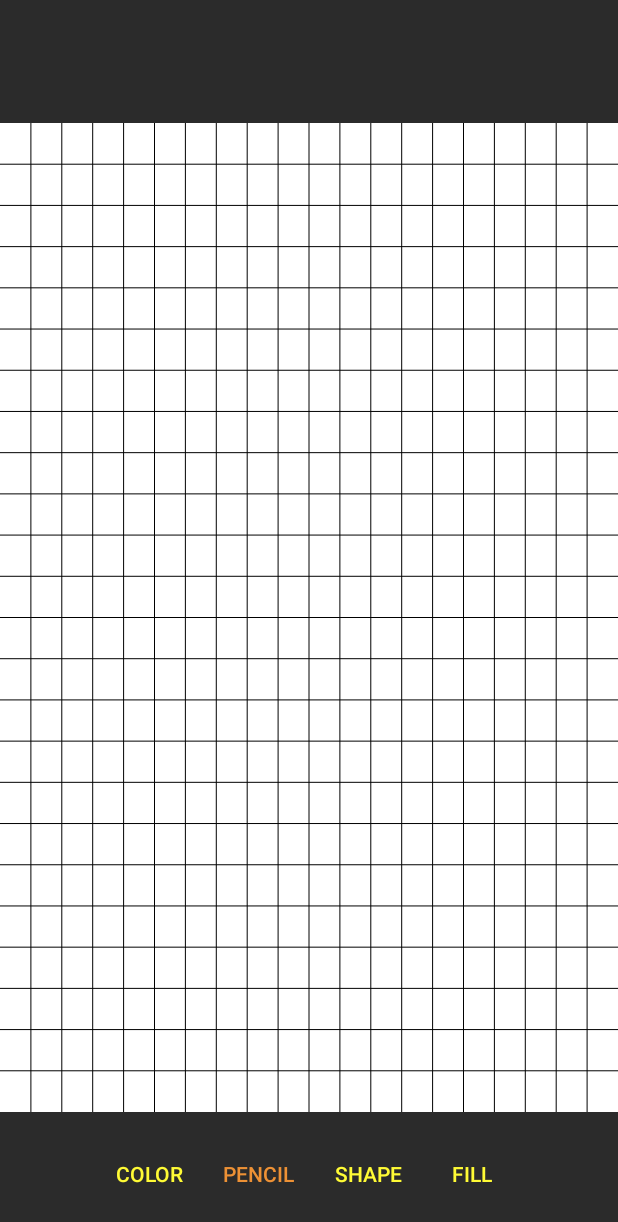
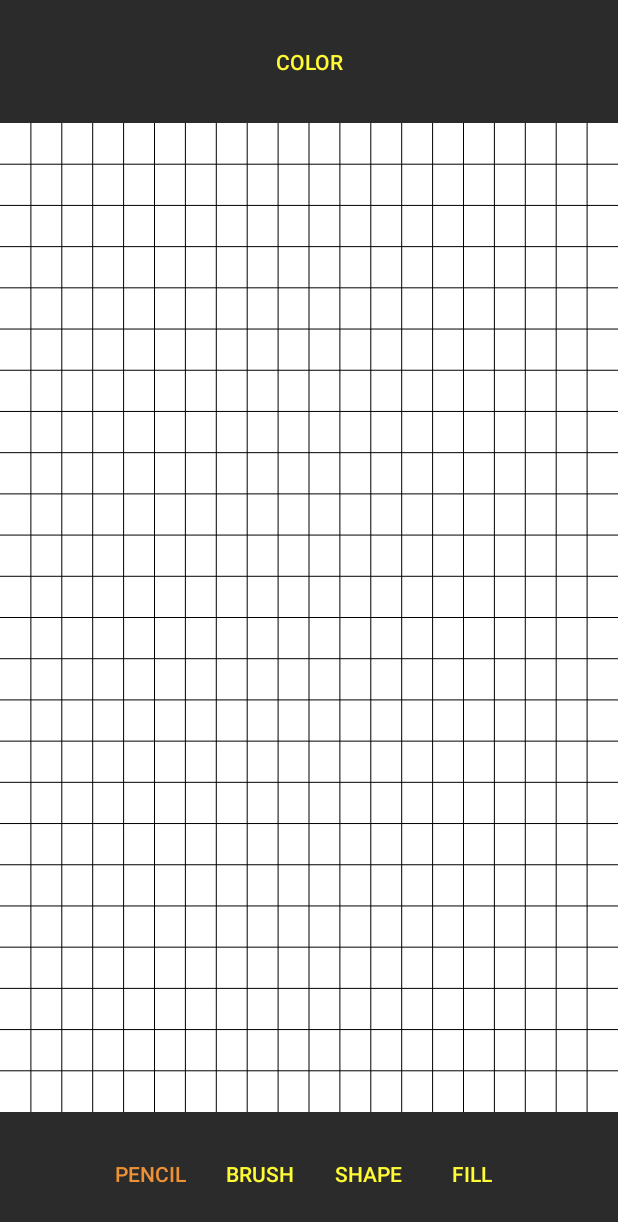
Before and after one commit to juusojpak/PixPainter, an Android app: the EditorActivity screen opened directly, with no data from a screen before it, on a phone screen of 412 x 824 dp. Shown: the top 1222 px of the screen. Run offline under Robolectric (Android 15) with nearby library versions, the phone set to English and light mode, and no system bars; 2 statements that could not run were skipped.

Commit message:
Add brush tool.

```diff
--- a/app/src/main/java/fi/tamk/jpak/pixpainter/EditorActivity.java
+++ b/app/src/main/java/fi/tamk/jpak/pixpainter/EditorActivity.java
@@ -12,6 +12,7 @@ import java.util.ArrayList;
 
 import fi.tamk.jpak.pixpainter.colorpicker.ColorPickerDialog;
 import fi.tamk.jpak.pixpainter.colorpicker.ColorPickerListener;
+import fi.tamk.jpak.pixpainter.tools.Brush;
 import fi.tamk.jpak.pixpainter.tools.PaintBucket;
 import fi.tamk.jpak.pixpainter.tools.Pencil;
 import fi.tamk.jpak.pixpainter.tools.Shape;
@@ -26,6 +27,7 @@ public class EditorActivity extends AppCompatActivity implements ColorPickerList
     private ColorARGB secondaryColor;
     private Tool activeTool;
     private Pencil pencilTool;
+    private Brush brushTool;
     private Shape shapeTool;
     private PaintBucket bucketTool;
 
@@ -53,6 +55,7 @@ public class EditorActivity extends AppCompatActivity implements ColorPickerList
         pixelgrid.setColors(primaryColor, secondaryColor);
 
         pencilTool = new Pencil();
+        brushTool = new Brush(3);
         shapeTool = new Shape();
         bucketTool = new PaintBucket();
         activeTool = pencilTool;
@@ -107,6 +110,12 @@ public class EditorActivity extends AppCompatActivity implements ColorPickerList
         highlightToolButton();
     }
 
+    public void handleBrushClick(View v) {
+        this.activeTool = brushTool;
+        updatePixelGrid();
+        highlightToolButton();
+    }
+
     @Override
     public void onColorChanged(ColorARGB color) {
         this.primaryColor = color;
@@ -126,12 +135,19 @@ public class EditorActivity extends AppCompatActivity implements ColorPickerList
 
         int activeColor = 0xffed9135;
 
-        if (activeTool.getType() == ToolType.PEN) {
-            toolButtons.get(1).setTextColor(activeColor);
-        } else if (activeTool.getType() == ToolType.SHAPE) {
-            toolButtons.get(2).setTextColor(activeColor);
-        } else if (activeTool.getType() == ToolType.FILL) {
-            toolButtons.get(3).setTextColor(activeColor);
+        switch (activeTool.getType()) {
+            case PEN:
+                toolButtons.get(0).setTextColor(activeColor);
+                break;
+            case BRUSH:
+                toolButtons.get(1).setTextColor(activeColor);
+                break;
+            case SHAPE:
+                toolButtons.get(2).setTextColor(activeColor);
+                break;
+            case FILL:
+                toolButtons.get(3).setTextColor(activeColor);
+                break;
         }
     }
 }
--- a/app/src/main/java/fi/tamk/jpak/pixpainter/tools/PaintBucket.java
+++ b/app/src/main/java/fi/tamk/jpak/pixpainter/tools/PaintBucket.java
@@ -12,7 +12,7 @@ import fi.tamk.jpak.pixpainter.Pixel;
 public class PaintBucket extends Tool {
 
     public PaintBucket() {
-        super(ToolType.FILL, 1);
+        super(ToolType.FILL);
     }
 
     @Override
--- a/app/src/main/java/fi/tamk/jpak/pixpainter/tools/Pencil.java
+++ b/app/src/main/java/fi/tamk/jpak/pixpainter/tools/Pencil.java
@@ -9,7 +9,7 @@ import fi.tamk.jpak.pixpainter.Pixel;
 public class Pencil extends Tool {
 
     public Pencil() {
-        super(ToolType.PEN, 1);
+        super(ToolType.PEN);
     }
 
     @Override
--- a/app/src/main/java/fi/tamk/jpak/pixpainter/tools/Tool.java
+++ b/app/src/main/java/fi/tamk/jpak/pixpainter/tools/Tool.java
@@ -9,16 +9,13 @@ import fi.tamk.jpak.pixpainter.Pixel;
 public abstract class Tool {
 
     private ToolType type;
-    private int strokeSize;
 
     public Tool() {
         this.type = null;
-        this.strokeSize = 1;
     }
 
-    public Tool(ToolType type, int strokeSize){
+    public Tool(ToolType type){
         this.type = type;
-        this.strokeSize = strokeSize;
     }
 
     public ToolType getType() {
@@ -29,14 +26,6 @@ public abstract class Tool {
         this.type = type;
     }
 
-    public int getStrokeSize() {
-        return strokeSize;
-    }
-
-    public void setStrokeSize(int strokeSize) {
-        this.strokeSize = strokeSize;
-    }
-
     public abstract void handleDraw(int row, int col, Pixel[][] pixels,
                                     ColorARGB color1, ColorARGB color2);
 }
--- a/app/src/main/res/layout/activity_editor.xml
+++ b/app/src/main/res/layout/activity_editor.xml
@@ -18,6 +18,16 @@
         android:orientation="horizontal"
         android:gravity="center"
         android:background="@color/colorPrimaryDark">
+
+        <Button
+            style="?android:attr/buttonBarButtonStyle"
+            android:id="@+id/colorPickerButton"
+            android:layout_width="wrap_content"
+            android:layout_height="match_parent"
+            android:layout_margin="1dp"
+            android:text="@string/color"
+            android:onClick="handleColorPickerClick"/>
+
     </LinearLayout>
 
     <LinearLayout
@@ -41,21 +51,21 @@
 
         <Button
             style="?android:attr/buttonBarButtonStyle"
-            android:id="@+id/colorPickerButton"
-            android:layout_width="wrap_content"
-            android:layout_height="match_parent"
-            android:layout_margin="1dp"
-            android:text="@string/color"
-            android:onClick="handleColorPickerClick"/>
-
-        <Button
-            style="?android:attr/buttonBarButtonStyle"
             android:id="@+id/pencilButton"
             android:layout_width="wrap_content"
             android:layout_height="match_parent"
             android:layout_margin="1dp"
             android:text="@string/pencil"
             android:onClick="handlePencilClick"/>
+
+        <Button
+            style="?android:attr/buttonBarButtonStyle"
+            android:id="@+id/brushButton"
+            android:layout_width="wrap_content"
+            android:layout_height="match_parent"
+            android:layout_margin="1dp"
+            android:text="@string/brush"
+            android:onClick="handleBrushClick"/>
 
         <Button
             style="?android:attr/buttonBarButtonStyle"
--- a/app/src/main/res/values/strings.xml
+++ b/app/src/main/res/values/strings.xml
@@ -13,6 +13,7 @@
     <string name="cancel">Cancel</string>
     <string name="color">Color</string>
     <string name="pencil">Pencil</string>
+    <string name="brush">Brush</string>
     <string name="shape">Shape</string>
     <string name="fill">Fill</string>
 </resources>
```
Also changed, not shown: app/src/main/java/fi/tamk/jpak/pixpainter/Pixel.java (+18 -0 lines), app/src/main/java/fi/tamk/jpak/pixpainter/tools/Brush.java (added, +109 -0 lines), app/src/main/java/fi/tamk/jpak/pixpainter/tools/Shape.java (+22 -1 lines).
